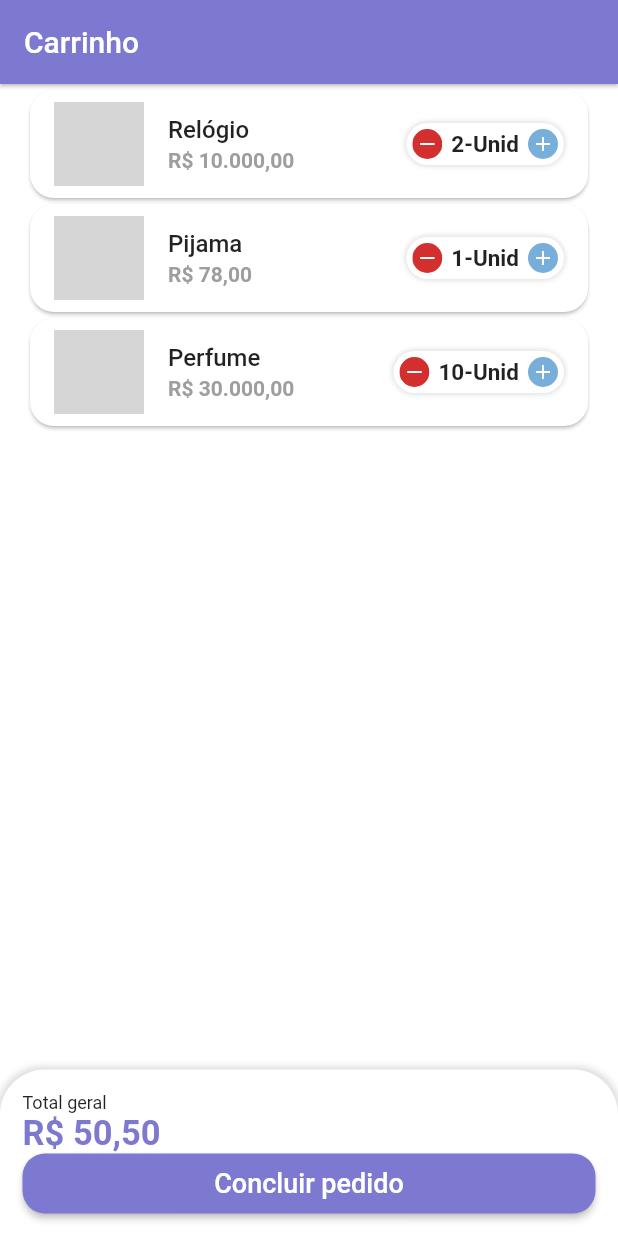
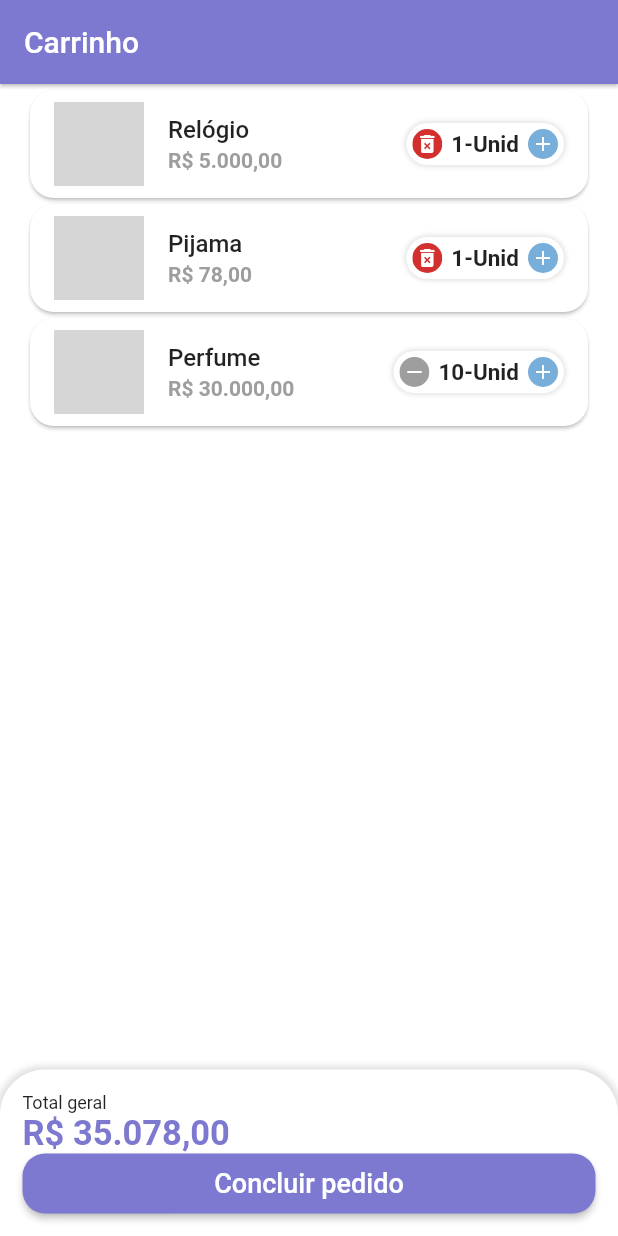
Before and after one commit to Estevao-Nicolau/LojaVirtual, a Flutter app: the CartTab screen opened directly, on a phone screen of 412 x 824 dp. Run offline on Flutter 3.47's test engine with Material 2 defaults, Android fonts, the phone set to English and light mode, and no system bars; our stand-ins replace animated_text_kit, badges, firebase_core, mask_text_input_formatter; accounts and stored records are empty; network calls fail; grey boxes are pictures that could not be loaded.

Commit message:
:hammer:cart-total

```diff
--- a/lib/src/config/app_data.dart
+++ b/lib/src/config/app_data.dart
@@ -87,7 +87,7 @@ List<String> categories = [
 List<CartItemModel> cartItems = [
   CartItemModel(
     item: watch,
-    quantity: 2,
+    quantity: 1,
   ),
   CartItemModel(
     item: pajama,
--- a/lib/src/pages/cart/cart_tab.dart
+++ b/lib/src/pages/cart/cart_tab.dart
@@ -2,14 +2,34 @@ import 'package:flutter/material.dart';
 import 'package:flutter/src/foundation/key.dart';
 import 'package:flutter/src/widgets/framework.dart';
 import 'package:lojavirtual/src/config/theme_colors.dart';
+import 'package:lojavirtual/src/models/cart_item_model.dart';
 import 'package:lojavirtual/src/pages/cart/components/cart_tile.dart';
 import 'package:lojavirtual/src/services/utils_services.dart';
 import 'package:lojavirtual/src/config/app_data.dart' as appData;
 
-class CartTab extends StatelessWidget {
+class CartTab extends StatefulWidget {
   CartTab({Key? key}) : super(key: key);
 
+  @override
+  State<CartTab> createState() => _CartTabState();
+}
+
+class _CartTabState extends State<CartTab> {
   final UtilsServices utilsServices = UtilsServices();
+
+  void removeItemFromCart(CartItemModel cartItem) {
+    setState(() {
+      appData.cartItems.remove(cartItem);
+    });
+  }
+
+  double cartTotalPrice() {
+    double total = 0;
+    for (var item in appData.cartItems) {
+      total += item.totalPrice();
+    }
+    return total;
+  }
 
   @override
   Widget build(BuildContext context) {
@@ -21,8 +41,12 @@ class CartTab extends StatelessWidget {
             child: ListView.builder(
               itemCount: appData.cartItems.length,
               itemBuilder: (_, index) {
-                return CartTile(cartItem: appData.cartItems[index]);
-              },),
+                return CartTile(
+                  cartItem: appData.cartItems[index],
+                  remove: removeItemFromCart,
+                );
+              },
+            ),
           ),
           Container(
             padding: EdgeInsets.all(15),
@@ -46,7 +70,7 @@ class CartTab extends StatelessWidget {
                     style: TextStyle(fontSize: 12),
                   ),
                   Text(
-                    utilsServices.priceToCurrency(50.50),
+                    utilsServices.priceToCurrency(cartTotalPrice()),
                     style: TextStyle(
                         fontSize: 23,
                         color: CustomColors.customSwathColor,
--- a/lib/src/pages/cart/components/cart_tile.dart
+++ b/lib/src/pages/cart/components/cart_tile.dart
@@ -5,14 +5,23 @@ import 'package:lojavirtual/src/models/cart_item_model.dart';
 import 'package:lojavirtual/src/pages/common_widgets/quantity_widgets.dart';
 import 'package:lojavirtual/src/services/utils_services.dart';
 
-class CartTile extends StatelessWidget {
+class CartTile extends StatefulWidget {
   final CartItemModel cartItem;
+  final Function(CartItemModel) remove;
 
   CartTile({
     Key? key,
     required this.cartItem,
+    required this.remove,
   }) : super(key: key);
+
+  @override
+  State<CartTile> createState() => _CartTileState();
+}
+
+class _CartTileState extends State<CartTile> {
   final UtilsServices utilsServices = UtilsServices();
+
   @override
   Widget build(BuildContext context) {
     return Card(
@@ -22,23 +31,34 @@ class CartTile extends StatelessWidget {
         ),
         child: ListTile(
           // Imagem
-          leading: Image.network(cartItem.item.imageUrl, height: 60, width: 60),
+          leading: Image.network(widget.cartItem.item.imageUrl,
+              height: 60, width: 60),
           // Titulo
           title: Text(
-            cartItem.item.itemName,
+            widget.cartItem.item.itemName,
             style: TextStyle(fontWeight: FontWeight.w500),
           ),
           // Total
-          subtitle: Text(utilsServices.priceToCurrency(cartItem.totalPrice()),
-              style: TextStyle(
-                color: Colors.grey,
-                fontWeight: FontWeight.bold,
-              )),
+          subtitle:
+              Text(utilsServices.priceToCurrency(widget.cartItem.totalPrice()),
+                  style: TextStyle(
+                    color: Colors.grey,
+                    fontWeight: FontWeight.bold,
+                  )),
           // Quantidade
           trailing: QuantityWidget(
-            value: cartItem.quantity,
-            suffixText: cartItem.item.unit,
-            result: (quantity) {},
+            value: widget.cartItem.quantity,
+            suffixText: widget.cartItem.item.unit,
+            result: (quantity) {
+              setState(() {
+                widget.cartItem.quantity = quantity;
+
+                if (quantity == 0) {
+                  widget.remove(widget.cartItem);
+                }
+              });
+            },
+            isRemovable: true,
           ),
         ));
   }
--- a/lib/src/pages/common_widgets/quantity_widgets.dart
+++ b/lib/src/pages/common_widgets/quantity_widgets.dart
@@ -5,13 +5,15 @@ class QuantityWidget extends StatelessWidget {
   final int value;
   final String suffixText;
   final Function(int quantity) result;
+  final bool isRemovable;
 
-  const QuantityWidget(
-      {Key? key,
-      required this.value,
-      required this.suffixText,
-      required this.result})
-      : super(key: key);
+  const QuantityWidget({
+    Key? key,
+    required this.value,
+    required this.suffixText,
+    required this.result,
+    this.isRemovable = false,
+  }) : super(key: key);
 
   @override
   Widget build(BuildContext context) {
@@ -32,12 +34,11 @@ class QuantityWidget extends StatelessWidget {
           mainAxisSize: MainAxisSize.min,
           children: [
             _QuantityButtom(
-              icon: Icons.remove,
-              color: CustomColors.customContrastColor,
+              icon: !isRemovable || value >1 ? Icons.remove : Icons.delete_forever,
+              color: !isRemovable || value >1 ? Colors.grey : CustomColors.customContrastColor,
               onPressed: () {
-                if(value == 1) return;
+                if (value == 1 && !isRemovable) return;
                 int resultCount = value - 1;
-
                 result(resultCount);
               },
             ),
```
